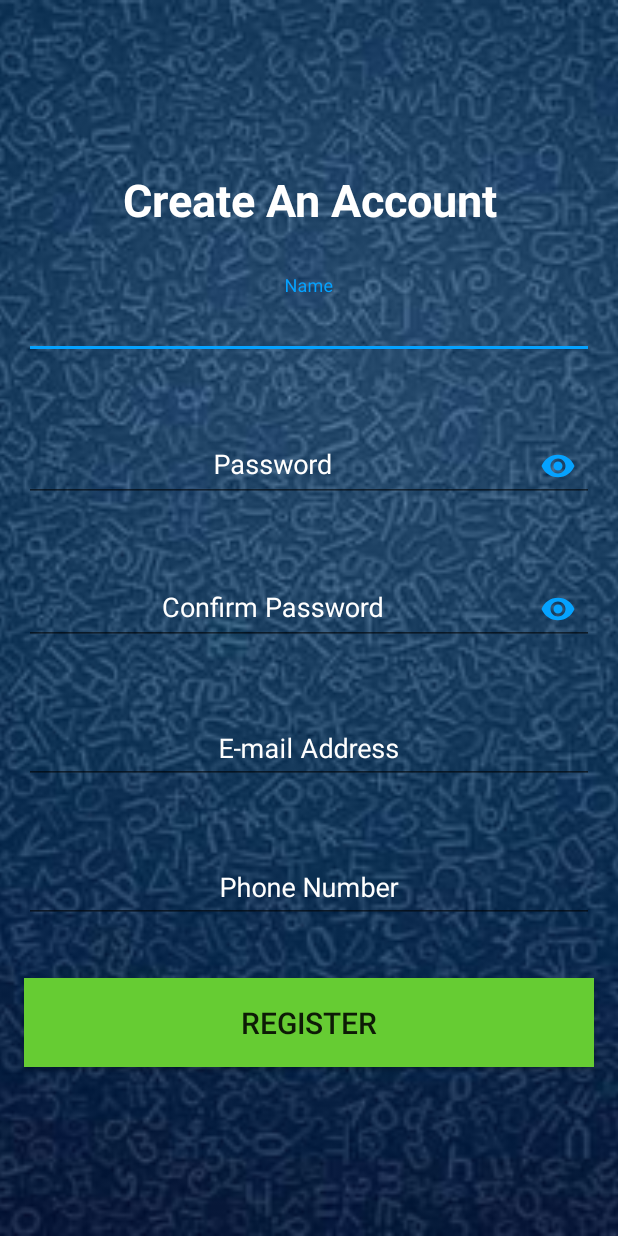
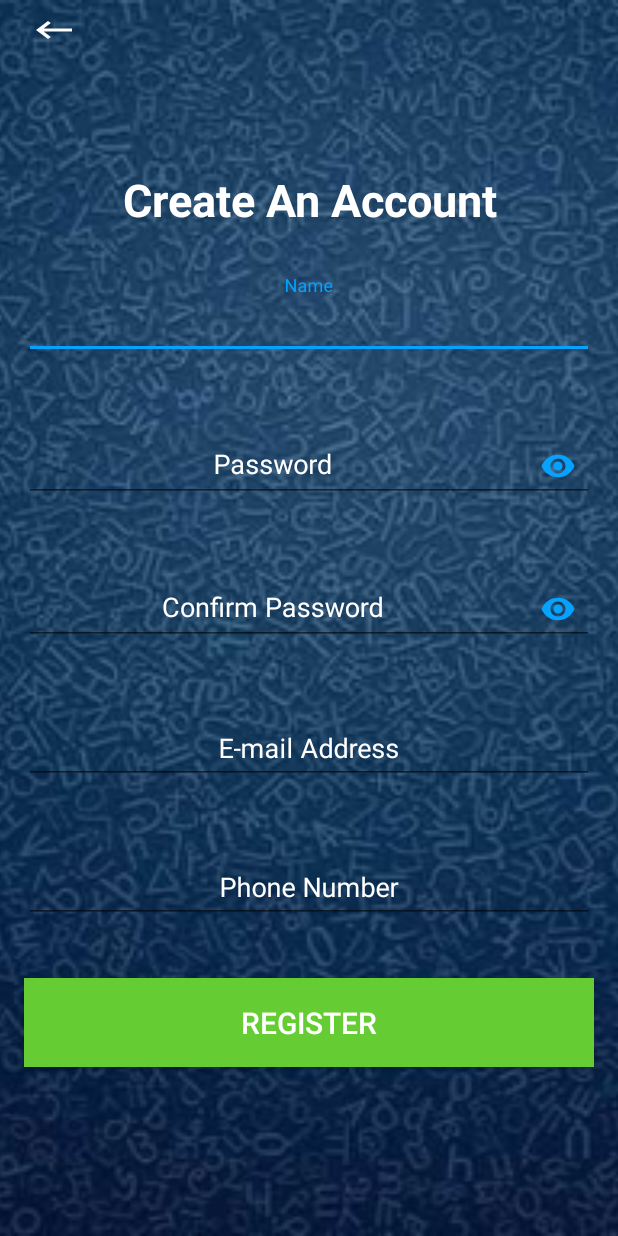
Before and after one commit to sahir2008/Booking-App, an Android app: the layout activity_sign_up_page.xml on its own in the app's theme, with its tools: preview values and no code run, on a phone screen of 412 x 824 dp. Run offline under Robolectric (Android 15) with nearby library versions, the phone set to English and light mode, and no system bars; plain views replace BlurImageView.

Commit message:
back arrow

```diff
--- a/app/src/main/AndroidManifest.xml
+++ b/app/src/main/AndroidManifest.xml
@@ -24,6 +24,12 @@
         <activity android:name=".MainActivity">
 
         </activity>
+        <activity android:name=".signUp_page">
+
+        </activity>
+        <activity android:name=".Home_Page">
+
+        </activity>
     </application>
 
 </manifest>
--- a/app/src/main/java/com/example/bookingapp/MainActivity.java
+++ b/app/src/main/java/com/example/bookingapp/MainActivity.java
@@ -2,13 +2,17 @@ package com.example.bookingapp;
 
 import androidx.appcompat.app.AppCompatActivity;
 
+import android.content.Intent;
 import android.graphics.BlurMaskFilter;
 import android.os.Bundle;
+import android.view.View;
+import android.widget.Button;
 
 import com.jgabrielfreitas.core.BlurImageView;
 
 public class MainActivity extends AppCompatActivity {
     BlurImageView blur_bg;
+    Button sign_up_btn;
     @Override
     protected void onCreate(Bundle savedInstanceState) {
         super.onCreate(savedInstanceState);
@@ -16,6 +20,15 @@ public class MainActivity extends AppCompatActivity {
 
         blur_bg = (BlurImageView) findViewById(R.id.login_bg);
         blur_bg.setBlur(25);
+        sign_up_btn = findViewById(R.id.sign_up);
+
+        sign_up_btn.setOnClickListener(new View.OnClickListener() {
+            @Override
+            public void onClick(View view) {
+                final Intent intent = new Intent(MainActivity.this,signUp_page.class);
+                startActivity(intent);
+            }
+        });
 
     }
 }
--- a/app/src/main/java/com/example/bookingapp/signUp_page.java
+++ b/app/src/main/java/com/example/bookingapp/signUp_page.java
@@ -2,12 +2,15 @@ package com.example.bookingapp;
 
 import androidx.appcompat.app.AppCompatActivity;
 
+import android.content.Intent;
 import android.os.Bundle;
+import android.view.View;
+import android.widget.ImageButton;
 
 import com.jgabrielfreitas.core.BlurImageView;
 
 public class signUp_page extends AppCompatActivity {
-
+    ImageButton back_arrow_sign_up_page;
     BlurImageView blur_bg;
     @Override
     protected void onCreate(Bundle savedInstanceState) {
@@ -16,5 +19,15 @@ public class signUp_page extends AppCompatActivity {
 
         blur_bg = (BlurImageView) findViewById(R.id.login_bg);
         blur_bg.setBlur(25);
+
+        back_arrow_sign_up_page = findViewById(R.id.back_arrow_sign_up);
+
+        back_arrow_sign_up_page.setOnClickListener(new View.OnClickListener() {
+            @Override
+            public void onClick(View view) {
+                Intent intent = new Intent(signUp_page.this,MainActivity.class);
+                startActivity(intent);
+            }
+        });
     }
 }
--- /dev/null
+++ b/app/src/main/res/drawable/back_arrow.xml
@@ -0,0 +1,5 @@
+<vector android:height="24dp" android:tint="#FFFEFD"
+    android:viewportHeight="24.0" android:viewportWidth="24.0"
+    android:width="32dp" xmlns:android="http://schemas.android.com/apk/res/android">
+    <path android:fillColor="#FF000000" android:pathData="M21,11H6.83l3.58,-3.59L9,6l-6,6 6,6 1.41,-1.41L6.83,13H21z"/>
+</vector>
--- a/app/src/main/res/layout/activity_main.xml
+++ b/app/src/main/res/layout/activity_main.xml
@@ -109,9 +109,11 @@
                 app:layout_constraintTop_toBottomOf="@+id/login_btn" />
 
             <Button
+                android:id="@+id/sign_up"
                 android:layout_width="match_parent"
                 android:layout_height="wrap_content"
                 android:layout_margin="20dp"
+                android:layout_marginTop="4dp"
                 android:background="@drawable/btn_border"
                 android:drawableStart="@drawable/ic_person_add_black_24dp"
                 android:gravity="center"
@@ -121,6 +123,7 @@
                 android:textAllCaps="false"
                 android:textColor="#fff"
                 app:layout_constraintEnd_toEndOf="parent"
+                app:layout_constraintHorizontal_bias="0.6"
                 app:layout_constraintStart_toStartOf="parent"
                 app:layout_constraintTop_toBottomOf="@+id/or_txt" />
 
--- a/app/src/main/res/layout/activity_sign_up_page.xml
+++ b/app/src/main/res/layout/activity_sign_up_page.xml
@@ -17,54 +17,67 @@
         app:layout_constraintStart_toStartOf="parent"
         app:layout_constraintTop_toTopOf="parent" />
 
+    <ImageButton
+        android:id="@+id/back_arrow_sign_up"
+        android:layout_width="wrap_content"
+        android:layout_height="wrap_content"
+        android:layout_marginStart="20dp"
+        android:layout_marginTop="8dp"
+        android:background="#00000000"
+        android:src="@drawable/back_arrow"
+        app:layout_constraintStart_toStartOf="parent"
+        app:layout_constraintTop_toTopOf="parent" />
+
     <ScrollView
         android:layout_width="match_parent"
         android:layout_height="wrap_content"
-        app:layout_constraintTop_toTopOf="parent"
         app:layout_constraintBottom_toBottomOf="parent"
+        app:layout_constraintEnd_toEndOf="parent"
         app:layout_constraintStart_toStartOf="parent"
-        app:layout_constraintEnd_toEndOf="parent">
+        app:layout_constraintTop_toTopOf="parent">
 
         <androidx.constraintlayout.widget.ConstraintLayout
             android:layout_width="match_parent"
             android:layout_height="wrap_content">
 
+
             <TextView
                 android:id="@+id/createAnAccount"
                 android:layout_width="match_parent"
                 android:layout_height="wrap_content"
+                android:layout_marginStart="16dp"
+                android:layout_marginTop="16dp"
+                android:layout_marginEnd="16dp"
+                android:gravity="center"
                 android:text="@string/Creat_An_Account"
+                android:textColor="#fff"
                 android:textSize="30sp"
                 android:textStyle="bold"
-                android:textColor="#fff"
                 app:layout_constraintBottom_toTopOf="@+id/username_signUp"
-                app:layout_constraintTop_toTopOf="parent"
+                app:layout_constraintEnd_toEndOf="parent"
                 app:layout_constraintStart_toStartOf="parent"
-                app:layout_constraintEnd_toEndOf="parent"
-                android:layout_marginTop="16dp"
-                android:layout_marginStart="16dp"
-                android:layout_marginEnd="16dp"
-                android:gravity="center"/>
+                app:layout_constraintTop_toTopOf="parent" />
 
             <com.google.android.material.textfield.TextInputLayout
                 android:id="@+id/username_signUp"
                 android:layout_width="match_parent"
                 android:layout_height="wrap_content"
-                app:layout_constraintTop_toBottomOf="@+id/createAnAccount"
+                android:layout_marginStart="16dp"
+                android:layout_marginTop="30dp"
+                android:layout_marginEnd="16dp"
+                android:textColorHint="#fff"
+                app:errorEnabled="true"
+                app:layout_constraintEnd_toEndOf="parent"
                 app:layout_constraintStart_toStartOf="parent"
-                app:layout_constraintEnd_toEndOf="parent"
-                app:errorEnabled="true"
-                android:textColorHint="#fff"
-                android:layout_marginTop="30dp"
-                android:layout_marginStart="16dp"
-                android:layout_marginEnd="16dp">
+                app:layout_constraintTop_toBottomOf="@+id/createAnAccount">
 
                 <com.google.android.material.textfield.TextInputEditText
                     android:layout_width="match_parent"
                     android:layout_height="wrap_content"
+                    android:gravity="center"
                     android:hint="@string/Enter_Name"
-                    android:gravity="center"
-                    android:inputType="text"/>
+                    android:inputType="text"
+                    android:textColor="#fff" />
 
             </com.google.android.material.textfield.TextInputLayout>
 
@@ -72,21 +85,22 @@
                 android:id="@+id/password_signUp"
                 android:layout_width="match_parent"
                 android:layout_height="wrap_content"
+                android:layout_marginStart="16dp"
+                android:layout_marginTop="16dp"
+                android:layout_marginEnd="16dp"
+                android:textColorHint="#fff"
                 app:errorEnabled="true"
-                android:textColorHint="#fff"
                 app:layout_constraintTop_toBottomOf="@+id/username_signUp"
                 app:passwordToggleEnabled="true"
-                app:passwordToggleTint="@color/colorAccent"
-                android:layout_marginTop="16dp"
-                android:layout_marginStart="16dp"
-                android:layout_marginEnd="16dp">
+                app:passwordToggleTint="@color/colorAccent">
 
                 <com.google.android.material.textfield.TextInputEditText
                     android:layout_width="match_parent"
                     android:layout_height="wrap_content"
+                    android:gravity="center"
                     android:hint="@string/Enter_password"
-                    android:gravity="center"
-                    android:inputType="textPassword" />
+                    android:inputType="textPassword"
+                    android:textColor="#fff" />
 
             </com.google.android.material.textfield.TextInputLayout>
 
@@ -94,21 +108,22 @@
                 android:id="@+id/Re_password_signUp"
                 android:layout_width="match_parent"
                 android:layout_height="wrap_content"
+                android:layout_marginStart="16dp"
+                android:layout_marginTop="16dp"
+                android:layout_marginEnd="16dp"
+                android:textColorHint="#fff"
                 app:errorEnabled="true"
-                android:textColorHint="#fff"
                 app:layout_constraintTop_toBottomOf="@+id/password_signUp"
                 app:passwordToggleEnabled="true"
-                app:passwordToggleTint="@color/colorAccent"
-                android:layout_marginStart="16dp"
-                android:layout_marginEnd="16dp"
-                android:layout_marginTop="16dp">
+                app:passwordToggleTint="@color/colorAccent">
 
                 <com.google.android.material.textfield.TextInputEditText
                     android:layout_width="match_parent"
                     android:layout_height="wrap_content"
+                    android:gravity="center"
                     android:hint="@string/confirm_password"
-                    android:gravity="center"
-                    android:inputType="textPassword" />
+                    android:inputType="textPassword"
+                    android:textColor="#fff" />
 
             </com.google.android.material.textfield.TextInputLayout>
 
@@ -116,19 +131,20 @@
                 android:id="@+id/email_signUp"
                 android:layout_width="match_parent"
                 android:layout_height="wrap_content"
-                app:layout_constraintTop_toBottomOf="@+id/Re_password_signUp"
+                android:layout_marginStart="16dp"
+                android:layout_marginTop="16dp"
+                android:layout_marginEnd="16dp"
+                android:textColorHint="#fff"
                 app:errorEnabled="true"
-                android:layout_marginTop="16dp"
-                android:layout_marginStart="16dp"
-                android:layout_marginEnd="16dp"
-                android:textColorHint="#fff">
+                app:layout_constraintTop_toBottomOf="@+id/Re_password_signUp">
 
                 <com.google.android.material.textfield.TextInputEditText
                     android:layout_width="match_parent"
                     android:layout_height="wrap_content"
+                    android:gravity="center"
                     android:hint="@string/e_mail"
-                    android:gravity="center"
-                    android:inputType="textEmailAddress"/>
+                    android:inputType="textEmailAddress"
+                    android:textColor="#fff" />
 
             </com.google.android.material.textfield.TextInputLayout>
 
@@ -136,19 +152,20 @@
                 android:id="@+id/phoneNumber_signUp"
                 android:layout_width="match_parent"
                 android:layout_height="wrap_content"
-                app:layout_constraintTop_toBottomOf="@+id/email_signUp"
+                android:layout_marginStart="16dp"
+                android:layout_marginTop="16dp"
+                android:layout_marginEnd="16dp"
+                android:textColorHint="#fff"
                 app:errorEnabled="true"
-                android:layout_marginTop="16dp"
-                android:layout_marginStart="16dp"
-                android:layout_marginEnd="16dp"
-                android:textColorHint="#fff">
+                app:layout_constraintTop_toBottomOf="@+id/email_signUp">
 
                 <com.google.android.material.textfield.TextInputEditText
                     android:layout_width="match_parent"
                     android:layout_height="wrap_content"
+                    android:gravity="center"
                     android:hint="@string/phone_Number"
-                    android:gravity="center"
-                    android:inputType="phone"/>
+                    android:inputType="phone"
+                    android:textColor="#fff" />
 
             </com.google.android.material.textfield.TextInputLayout>
 
@@ -156,17 +173,18 @@
                 android:id="@+id/btnRegister_signUp"
                 android:layout_width="match_parent"
                 android:layout_height="wrap_content"
+                android:layout_margin="16dp"
+                android:layout_marginTop="16dp"
                 android:layout_marginBottom="16dp"
-                android:layout_marginTop="16dp"
-                android:layout_margin="16dp"
-                app:layout_constraintTop_toBottomOf="@+id/phoneNumber_signUp"
+                android:background="#66cc33"
+                android:padding="16dp"
+                android:text="@string/register"
+                android:textColor="#fff"
+                android:textSize="20sp"
+                app:layout_constraintBottom_toBottomOf="parent"
+                app:layout_constraintEnd_toEndOf="parent"
                 app:layout_constraintStart_toStartOf="parent"
-                app:layout_constraintEnd_toEndOf="parent"
-                app:layout_constraintBottom_toBottomOf="parent"
-                android:text="@string/register"
-                android:textSize="20sp"
-                android:padding="16dp"
-                android:background="#66cc33"/>
+                app:layout_constraintTop_toBottomOf="@+id/phoneNumber_signUp" />
 
         </androidx.constraintlayout.widget.ConstraintLayout>
 
```
